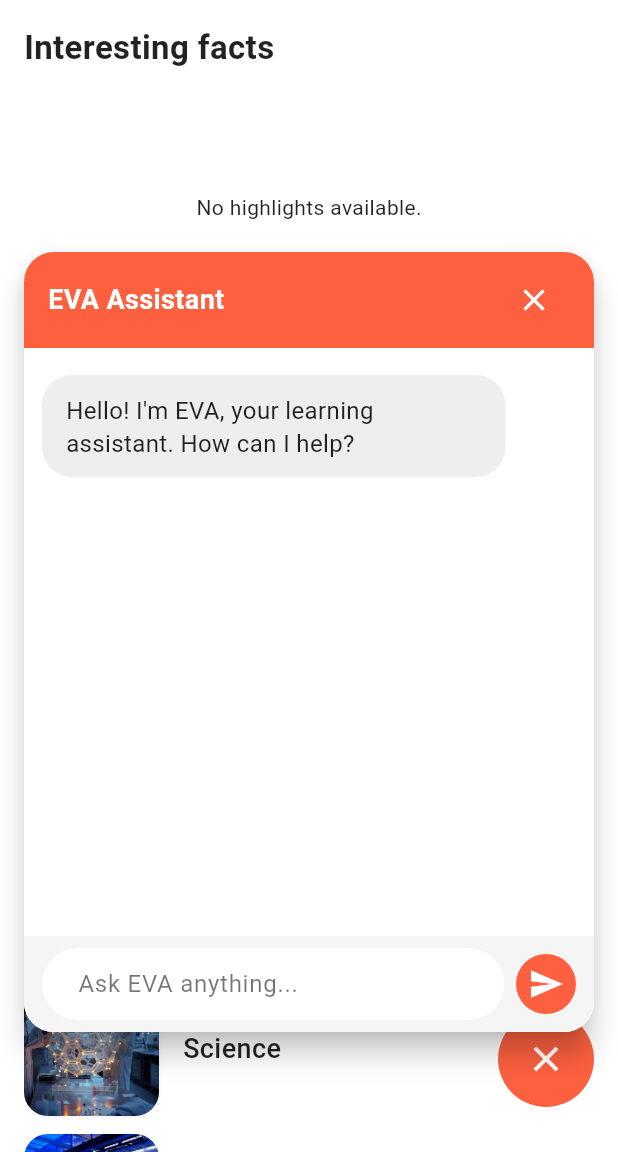
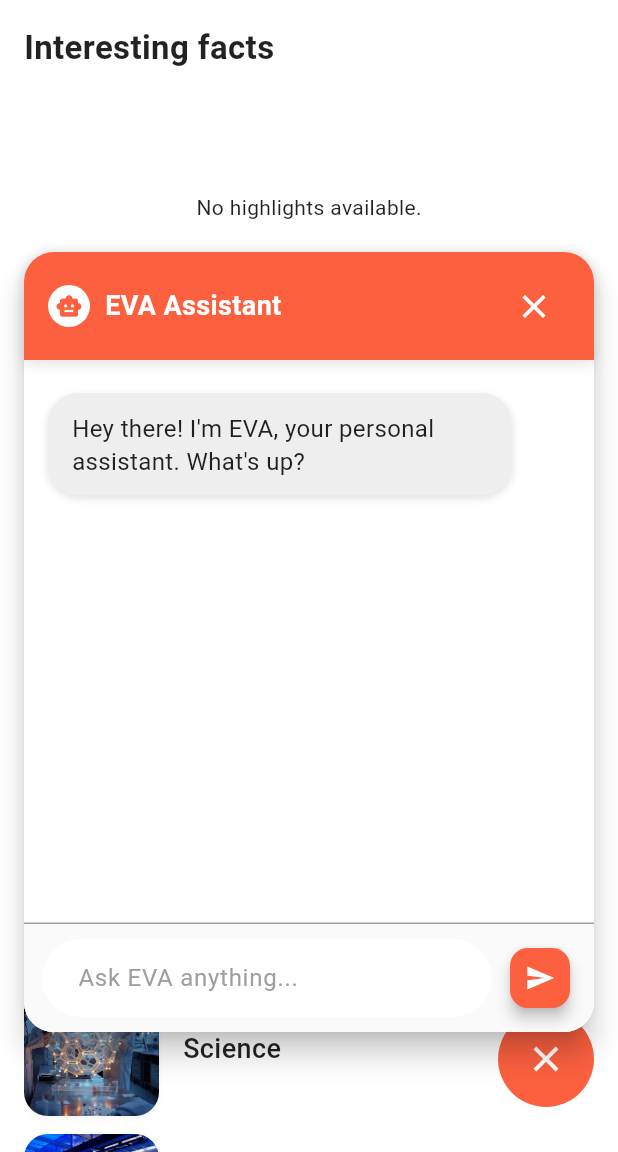
Before and after one commit to IsiriBhatSM/Learn-E, a Flutter app: the HomePage screen opened directly, after a tap on the "support agent" icon, after a tap on the "send" icon, on a phone screen of 412 x 824 dp, the part 84-1236 px from its top. Run offline on Flutter 3.47's test engine with Material 3 defaults, Android fonts, the phone set to English and light mode, and no system bars; our stand-ins replace confetti, shared_preferences; accounts and stored records are empty; network calls fail.

Commit message:
EVA is ALIVE

```diff
--- a/lib/EVA/chat_screen.dart
+++ b/lib/EVA/chat_screen.dart
@@ -1,10 +1,9 @@
 // lib/EVA/chat_screen.dart
 import 'package:flutter/material.dart';
-import 'package:learn_e/EVA/eva_agent.dart';
+import 'eva_agent.dart';
 
 class ChatScreen extends StatefulWidget {
   final VoidCallback onClose;
-
   const ChatScreen({super.key, required this.onClose});
 
   @override
@@ -16,11 +15,13 @@ class _ChatScreenState extends State<ChatScreen> {
   final TextEditingController _controller = TextEditingController();
   bool _isLoading = false;
 
+  // One brain per chat window
+  final String _sessionId = "user-${DateTime.now().millisecondsSinceEpoch}";
+
   @override
   void initState() {
     super.initState();
-    // Welcome message
-    _addMessage("Hello! I'm EVA, your learning assistant. How can I help?", isBot: true);
+    _addMessage("Hey there! I'm EVA, your personal assistant. What's up?", isBot: true);
   }
 
   void _addMessage(String text, {required bool isBot}) {
@@ -37,8 +38,16 @@ class _ChatScreenState extends State<ChatScreen> {
     _controller.clear();
     setState(() => _isLoading = true);
 
-    final response = await EVAAgent.ask(userMessage);
-    _addMessage(response, isBot: true);
+    // Get raw JSON from n8n
+    final raw = await EVAAgent.ask(userMessage, sessionId: _sessionId);
+
+    // MAGIC: Remove {response: ...} → clean English
+    String cleanReply = raw
+        .replaceAll(RegExp(r'^\{response:\s*'), '')
+        .replaceAll(RegExp(r'\}$'), '')
+        .trim();
+
+    _addMessage(cleanReply, isBot: true);
     setState(() => _isLoading = false);
   }
 
@@ -55,86 +64,87 @@ class _ChatScreenState extends State<ChatScreen> {
 
     return Column(
       children: [
-        // ── Header ──────────────────────────────────────
+        // ── Sleek Header ──
         Container(
-          padding: const EdgeInsets.symmetric(horizontal: 16, vertical: 8),
+          padding: const EdgeInsets.symmetric(horizontal: 16, vertical: 12),
           decoration: BoxDecoration(
-            color: theme.primaryColor,
+            color: const Color(0xFFFC603F),
             borderRadius: const BorderRadius.vertical(top: Radius.circular(20)),
+            boxShadow: [
+              BoxShadow(color: Colors.black12, blurRadius: 8, offset: Offset(0, 2))
+            ],
           ),
           child: Row(
             children: [
-              Expanded(
+              CircleAvatar(
+                radius: 14,
+                backgroundColor: Colors.white,
+                child: Icon(Icons.smart_toy, size: 18, color: Color(0xFFFC603F)),
+              ),
+              const SizedBox(width: 10),
+              const Expanded(
                 child: Text(
                   "EVA Assistant",
-                  style: const TextStyle(
-                    color: Colors.white,
-                    fontSize: 18,
-                    fontWeight: FontWeight.bold,
-                  ),
+                  style: TextStyle(color: Colors.white, fontSize: 18, fontWeight: FontWeight.bold),
                 ),
               ),
               IconButton(
-                icon: const Icon(Icons.close, color: Colors.white),
+                icon: const Icon(Icons.close, color: Colors.white, size: 26),
                 onPressed: widget.onClose,
               ),
             ],
           ),
         ),
 
-        // ── Messages ────────────────────────────────────
+        // ── Chat Bubbles ──
         Expanded(
           child: ListView.builder(
-            padding: const EdgeInsets.all(12),
+            padding: const EdgeInsets.all(16),
             itemCount: _messages.length + (_isLoading ? 1 : 0),
             itemBuilder: (context, index) {
               if (_isLoading && index == _messages.length) {
-                return const Center(child: CircularProgressIndicator());
+                return _buildTypingDots();
               }
               final message = _messages[index];
-              return ChatBubble(
-                message: message,
-                isDark: isDark,
-                primaryColor: theme.primaryColor,
-              );
+              return ChatBubble(message: message, isDark: isDark);
             },
           ),
         ),
 
-        // ── Input ───────────────────────────────────────
+        // ── Input Bar ──
         Container(
-          padding: const EdgeInsets.symmetric(horizontal: 12, vertical: 8),
+          padding: const EdgeInsets.symmetric(horizontal: 12, vertical: 10),
           decoration: BoxDecoration(
-            color: isDark ? Colors.grey[850] : Colors.grey[100],
+            color: isDark ? Colors.grey[850] : Colors.grey[50],
             borderRadius: const BorderRadius.vertical(bottom: Radius.circular(20)),
-          ),
+            border: const Border(top: BorderSide(color: Colors.grey)),          ),
           child: Row(
             children: [
               Expanded(
                 child: TextField(
                   controller: _controller,
-                  style: TextStyle(color: isDark ? Colors.white : Colors.black87),
+                  style: TextStyle(color: isDark ? Colors.white : Colors.black87, fontSize: 16),
                   decoration: InputDecoration(
                     hintText: "Ask EVA anything...",
-                    hintStyle: TextStyle(color: isDark ? Colors.white54 : Colors.black54),
+                    hintStyle: TextStyle(color: isDark ? Colors.white54 : Colors.grey),
                     border: OutlineInputBorder(
                       borderRadius: BorderRadius.circular(30),
                       borderSide: BorderSide.none,
                     ),
                     filled: true,
                     fillColor: isDark ? Colors.grey[800] : Colors.white,
-                    contentPadding: const EdgeInsets.symmetric(horizontal: 20, vertical: 12),
+                    contentPadding: const EdgeInsets.symmetric(horizontal: 20, vertical: 14),
                   ),
                   onSubmitted: (_) => _sendMessage(),
                 ),
               ),
               const SizedBox(width: 8),
-              CircleAvatar(
-                backgroundColor: theme.primaryColor,
-                child: IconButton(
-                  icon: const Icon(Icons.send, color: Colors.white),
-                  onPressed: _isLoading ? null : _sendMessage,
-                ),
+              FloatingActionButton(
+                mini: true,
+                backgroundColor: const Color(0xFFFC603F),
+                elevation: 4,
+                onPressed: _isLoading ? null : _sendMessage,
+                child: const Icon(Icons.send, color: Colors.white, size: 20),
               ),
             ],
           ),
@@ -142,43 +152,49 @@ class _ChatScreenState extends State<ChatScreen> {
       ],
     );
   }
+
+  // Typing dots animation
+  Widget _buildTypingDots() {
+    return Align(
+      alignment: Alignment.centerLeft,
+      child: Container(
+        margin: const EdgeInsets.symmetric(vertical: 8),
+        padding: const EdgeInsets.symmetric(horizontal: 16, vertical: 12),
+        decoration: BoxDecoration(
+          color: Colors.grey[300],
+          borderRadius: BorderRadius.circular(20),
+        ),
+        child: const Row(
+          mainAxisSize: MainAxisSize.min,
+          children: [
+            Dot(),
+            SizedBox(width: 4),
+            Dot(delay: 0.2),
+            SizedBox(width: 4),
+            Dot(delay: 0.4),
+          ],
+        ),
+      ),
+    );
+  }
 }
 
-// ──────────────────────────────────────────────────────────────
-// Chat Message Model
-// ──────────────────────────────────────────────────────────────
+// ── Message Model ──
 class ChatMessage {
   final String text;
   final bool isBot;
-
   ChatMessage({required this.text, required this.isBot});
 }
 
-// ──────────────────────────────────────────────────────────────
-// Chat Bubble Widget
-// ──────────────────────────────────────────────────────────────
+// ── Beautiful Bubbles ──
 class ChatBubble extends StatelessWidget {
   final ChatMessage message;
   final bool isDark;
-  final Color primaryColor;
-
-  const ChatBubble({
-    super.key,
-    required this.message,
-    required this.isDark,
-    required this.primaryColor,
-  });
+  const ChatBubble({super.key, required this.message, required this.isDark});
 
   @override
   Widget build(BuildContext context) {
     final isBot = message.isBot;
-    final bubbleColor = isBot
-        ? (isDark ? Colors.grey[700] : Colors.grey[200])
-        : primaryColor;
-    final textColor = isBot
-        ? (isDark ? Colors.white70 : Colors.black87)
-        : Colors.white;
-
     return Align(
       alignment: isBot ? Alignment.centerLeft : Alignment.centerRight,
       child: Container(
@@ -186,18 +202,51 @@ class ChatBubble extends StatelessWidget {
         padding: const EdgeInsets.symmetric(horizontal: 16, vertical: 12),
         constraints: BoxConstraints(maxWidth: MediaQuery.of(context).size.width * 0.75),
         decoration: BoxDecoration(
-          color: bubbleColor,
+          color: isBot
+              ? (isDark ? Colors.grey[700] : Colors.grey[200])
+              : const Color(0xFFFC603F),
           borderRadius: BorderRadius.circular(20),
+          boxShadow: [
+            BoxShadow(color: Colors.black12, blurRadius: 4, offset: Offset(0, 2)),
+          ],
         ),
         child: Text(
           message.text,
           style: TextStyle(
-            color: textColor,
+            color: isBot
+                ? (isDark ? Colors.white70 : Colors.black87)
+                : Colors.white,
             fontSize: 16,
             height: 1.4,
+            fontWeight: isBot ? FontWeight.normal : FontWeight.w500,
           ),
         ),
       ),
     );
   }
 }
+
+// ── Typing Dot Animation ──
+class Dot extends StatefulWidget {
+  final double delay;
+  const Dot({super.key, this.delay = 0});
+  @override State<Dot> createState() => _DotState();
+}
+class _DotState extends State<Dot> with SingleTickerProviderStateMixin {
+  late AnimationController _controller;
+  @override void initState() {
+    super.initState();
+    _controller = AnimationController(vsync: this, duration: const Duration(milliseconds: 600))
+      ..repeat();
+    Future.delayed(Duration(milliseconds: (widget.delay * 1000).round()), () {
+      if (mounted) _controller.repeat();
+    });
+  }
+  @override void dispose() { _controller.dispose(); super.dispose(); }
+  @override Widget build(BuildContext context) {
+    return ScaleTransition(
+      scale: Tween(begin: 0.4, end: 1.0).animate(CurvedAnimation(parent: _controller, curve: Curves.easeInOut)),
+      child: Container(width: 8, height: 8, decoration: const BoxDecoration(shape: BoxShape.circle, color: Colors.grey)),
+    );
+  }
+}
--- a/lib/EVA/floating_eva_button.dart
+++ b/lib/EVA/floating_eva_button.dart
@@ -20,12 +20,10 @@ class _FloatingEVAButtonState extends State<FloatingEVAButton> {
 
   void _toggleChat() {
     if (_overlayEntry != null) {
-      // Close chat
       _overlayEntry!.remove();
       _overlayEntry = null;
       setState(() {});
     } else {
-      // Open chat as TRUE OVERLAY
       _overlayEntry = OverlayEntry(
         builder: (context) => Positioned(
           bottom: 80,
@@ -52,7 +50,6 @@ class _FloatingEVAButtonState extends State<FloatingEVAButton> {
           ),
         ),
       );
-
       Overlay.of(context).insert(_overlayEntry!);
       setState(() {});
     }
@@ -65,8 +62,8 @@ class _FloatingEVAButtonState extends State<FloatingEVAButton> {
       child: Container(
         width: 64,
         height: 64,
-        decoration: BoxDecoration(
-          color: const Color(0xFFFC603F),
+        decoration: const BoxDecoration(
+          color: Color(0xFFFC603F),
           shape: BoxShape.circle,
         ),
         child: Icon(
```
Also changed, not shown: lib/EVA/eva_agent.dart (+25 -21 lines).
